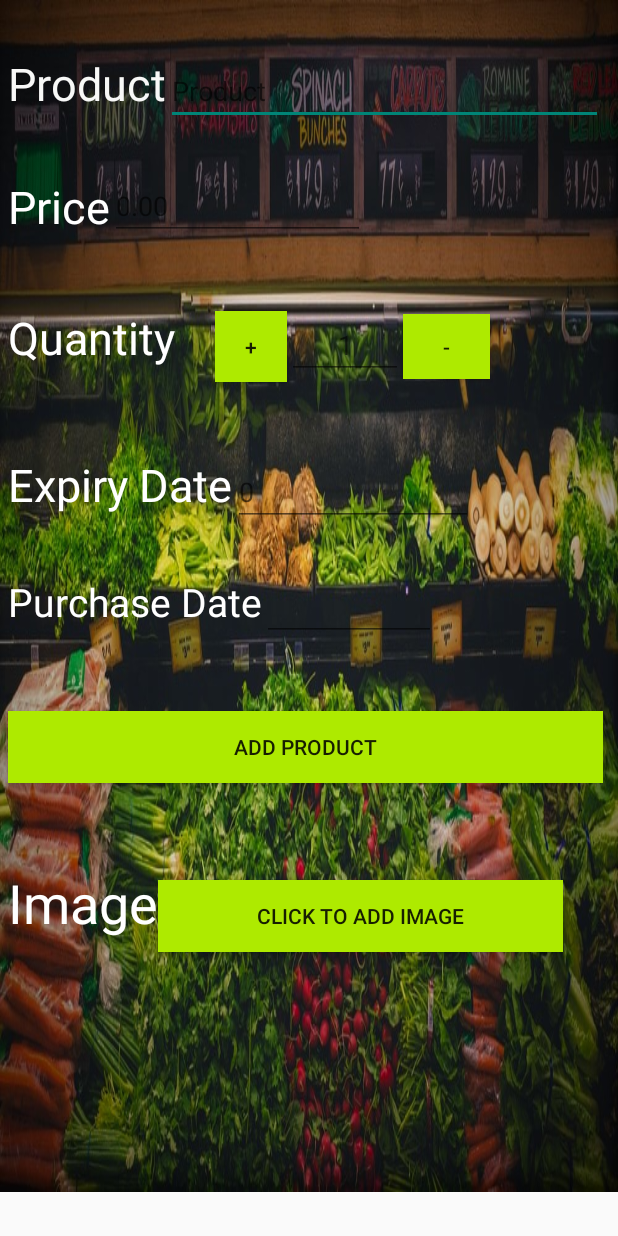
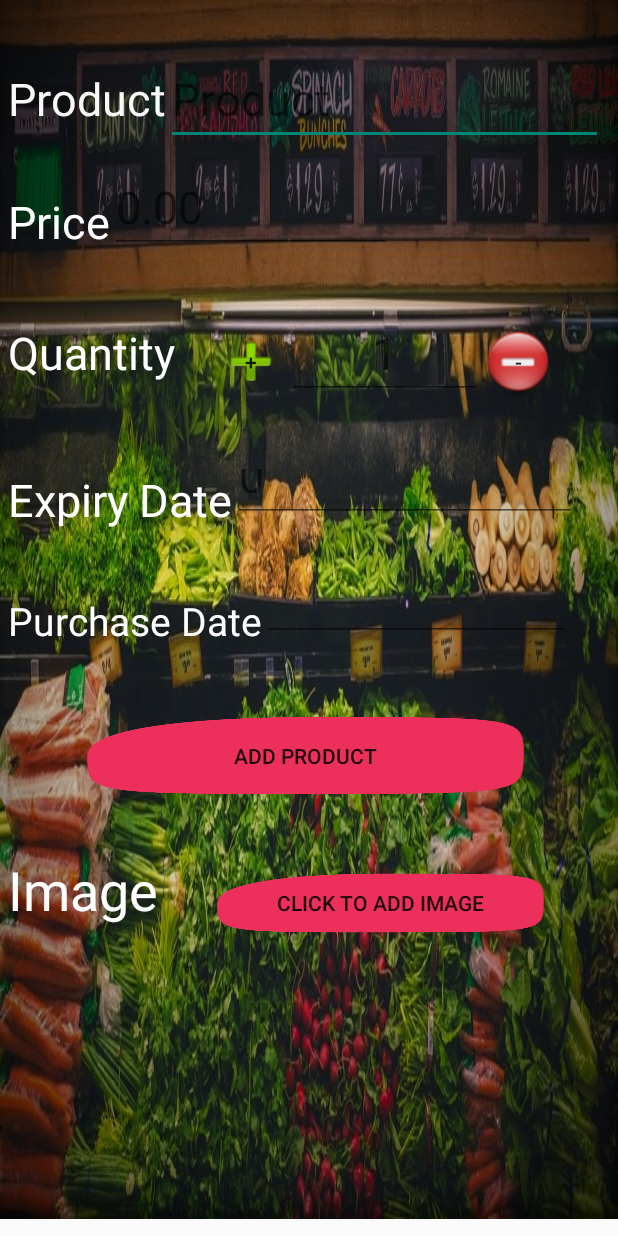
Before and after one commit to Jaxkeerat/Final-Project-Comp2160, an Android app: the add_new_item screen opened directly, with no data from a screen before it, on a phone screen of 412 x 824 dp. Run offline under Robolectric (Android 15) with nearby library versions, the light colour scheme and no system bars; our stand-ins replace Firebase (no records; nobody signed in at launch, a user with empty details on screens opened directly).

Commit message:
layout changes2

```diff
--- a/app/src/main/res/layout/add_new_item.xml
+++ b/app/src/main/res/layout/add_new_item.xml
@@ -39,7 +39,6 @@
                 tools:layout_editor_absoluteX="41dp"
                 tools:layout_editor_absoluteY="22dp" />
 
-
             <EditText
                 android:id="@+id/product"
                 android:layout_width="0dp"
@@ -48,11 +47,12 @@
                 android:autofillHints=""
                 android:hint="@string/product"
                 android:inputType="textPersonName"
-                android:outlineAmbientShadowColor="#FFFFFF"
+                android:outlineAmbientShadowColor="@color/white"
                 android:shadowColor="#FFFFFF"
-                android:textColor="#FFFFFF"
-                tools:layout_editor_absoluteX="167dp"
-                tools:layout_editor_absoluteY="16dp" />
+                android:textColor="@color/white"
+                android:textSize="30sp" />
+
+
         </LinearLayout>
 
         <LinearLayout
@@ -72,12 +72,14 @@
 
             <EditText
                 android:id="@+id/price_input"
-                android:layout_width="170dp"
-                android:layout_height="40dp"
+                android:layout_width="188dp"
+                android:layout_height="51dp"
                 android:autofillHints=""
                 android:ems="10"
                 android:hint="@string/price_hint"
                 android:inputType="numberDecimal"
+                android:textColor="@color/white"
+                android:textSize="30sp"
                 tools:layout_editor_absoluteX="186dp"
                 tools:layout_editor_absoluteY="86dp" />
         </LinearLayout>
@@ -101,7 +103,7 @@
                 android:id="@+id/plus"
                 android:layout_width="48dp"
                 android:layout_height="47dp"
-                android:background="#AEEA00"
+                android:background="@android:drawable/ic_input_add"
                 android:text="@string/add"
                 tools:layout_editor_absoluteX="177dp"
                 tools:layout_editor_absoluteY="158dp" />
@@ -109,20 +111,22 @@
 
             <EditText
                 android:id="@+id/item_quantity"
-                android:layout_width="77dp"
+                android:layout_width="130dp"
                 android:layout_height="wrap_content"
                 android:autofillHints=""
                 android:hint="@string/_1"
                 android:inputType="number"
                 android:textAlignment="center"
+                android:textColor="#FFFFFF"
+                android:textSize="30sp"
                 tools:layout_editor_absoluteX="231dp"
                 tools:layout_editor_absoluteY="160dp" />
 
             <Button
                 android:id="@+id/minus"
-                android:layout_width="58dp"
-                android:layout_height="43dp"
-                android:background="#AEEA00"
+                android:layout_width="48dp"
+                android:layout_height="47dp"
+                android:background="@drawable/minus"
                 android:text="@string/minus"
                 tools:layout_editor_absoluteX="304dp"
                 tools:layout_editor_absoluteY="162dp" />
@@ -147,12 +151,14 @@
 
             <EditText
                 android:id="@+id/editTextDate2"
-                android:layout_width="160dp"
+                android:layout_width="229dp"
                 android:layout_height="45dp"
                 android:autofillHints=""
                 android:ems="10"
                 android:hint="@string/zero"
                 android:inputType="date"
+                android:textColor="#FFFFFF"
+                android:textSize="30sp"
                 tools:layout_editor_absoluteX="221dp"
                 tools:layout_editor_absoluteY="301dp" />
         </LinearLayout>
@@ -175,11 +181,13 @@
 
             <EditText
                 android:id="@+id/editTextDate"
-                android:layout_width="116dp"
+                android:layout_width="206dp"
                 android:layout_height="45dp"
                 android:autofillHints=""
                 android:ems="10"
                 android:inputType="date"
+                android:textColor="#FFFFFF"
+                android:textSize="30sp"
                 tools:layout_editor_absoluteX="253dp"
                 tools:layout_editor_absoluteY="231dp" />
         </LinearLayout>
@@ -187,16 +195,16 @@
         <Button
             android:id="@+id/button2"
             android:layout_width="match_parent"
-            android:layout_height="match_parent"
-            android:background="#AEEA00"
+            android:layout_height="59dp"
+            android:background="@drawable/add_product"
             android:text="@string/add_product"
             tools:layout_editor_absoluteX="103dp"
             tools:layout_editor_absoluteY="663dp" />
 
         <LinearLayout
-            android:layout_width="370dp"
-            android:layout_height="177dp"
-            android:layout_marginTop="55dp"
+            android:layout_width="match_parent"
+            android:layout_height="204dp"
+            android:layout_marginTop="35dp"
             android:orientation="horizontal">
 
             <TextView
@@ -212,9 +220,9 @@
             <Button
                 android:id="@+id/add_image_button"
                 android:layout_width="0dp"
-                android:layout_height="wrap_content"
+                android:layout_height="45dp"
                 android:layout_weight="2"
-                android:background="#AEEA00"
+                android:background="@drawable/add_product"
                 android:text="@string/click_to_add_image"
                 tools:layout_editor_absoluteX="183dp"
                 tools:layout_editor_absoluteY="446dp" />
```
Also changed, not shown: app/src/main/res/drawable/add_product.png (added), app/src/main/res/drawable/icon3.jpeg (added), app/src/main/res/drawable/minus.png (added).
